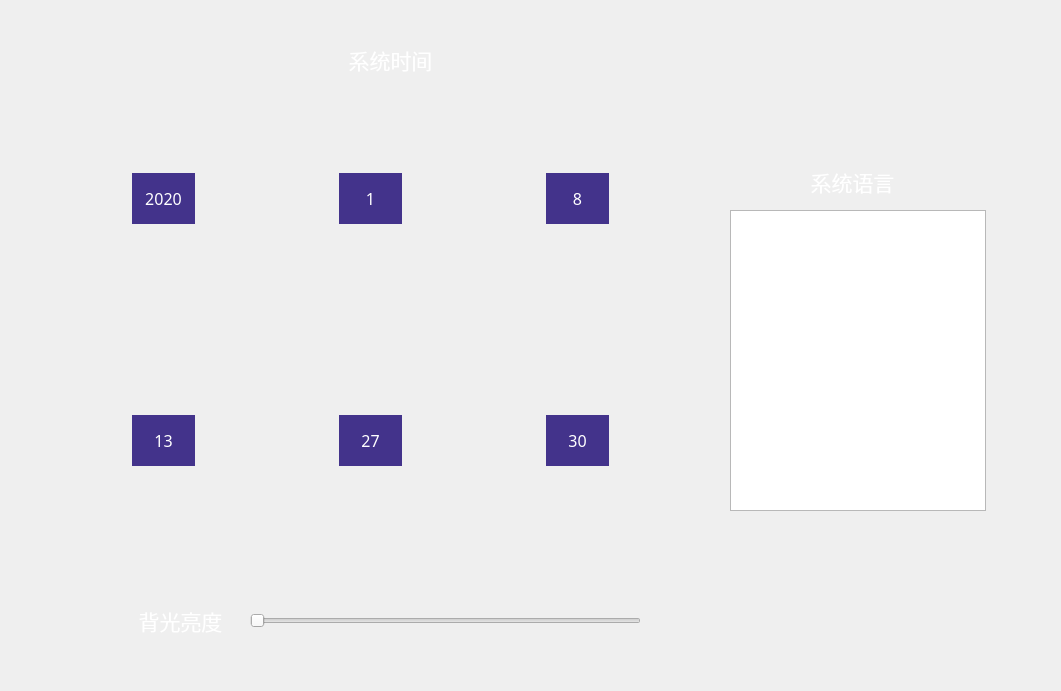
The window that HighResolutionPrinter/syssetting.ui (dxphmj/TwoCharPrinter) describes before a commit, drawn with Qt 5.
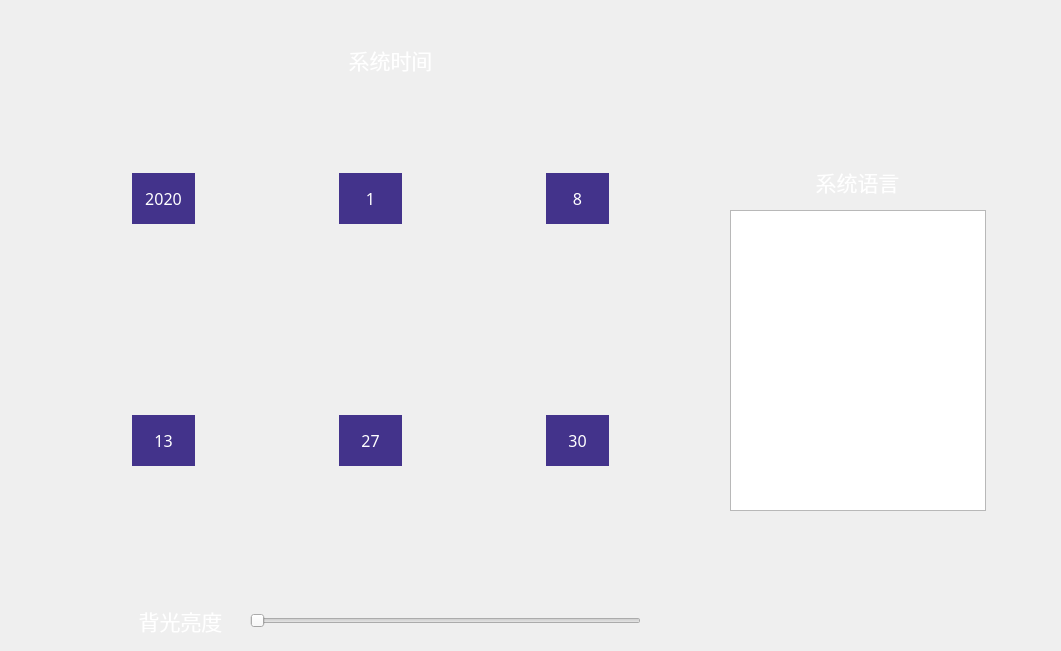
The same window after the commit. Icons and pictures are not drawn.

Diff of the .ui file:
```diff
--- a/HighResolutionPrinter/syssetting.ui
+++ b/HighResolutionPrinter/syssetting.ui
@@ -7,7 +7,7 @@
     <x>0</x>
     <y>0</y>
     <width>1061</width>
-    <height>691</height>
+    <height>651</height>
    </rect>
   </property>
   <property name="windowTitle">
@@ -562,9 +562,9 @@
   <widget class="QLabel" name="sysLanguageLab">
    <property name="geometry">
     <rect>
-     <x>782</x>
+     <x>762</x>
      <y>161</y>
-     <width>141</width>
+     <width>191</width>
      <height>41</height>
     </rect>
    </property>
```
